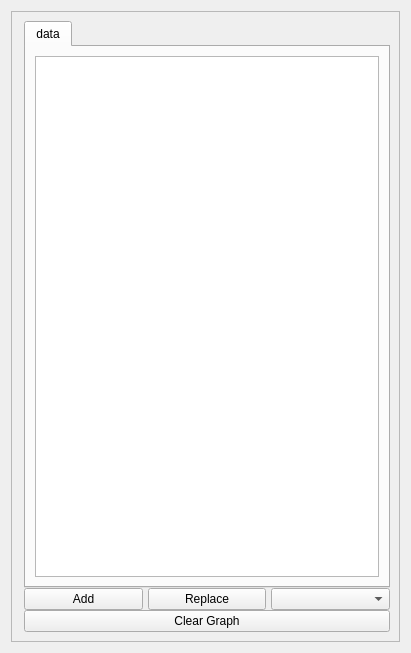
This is mdaviz/resources/select_fields_table_view.ui in BCDA-APS/mdaviz as Qt 5 draws it before an edit. The edited form follows.
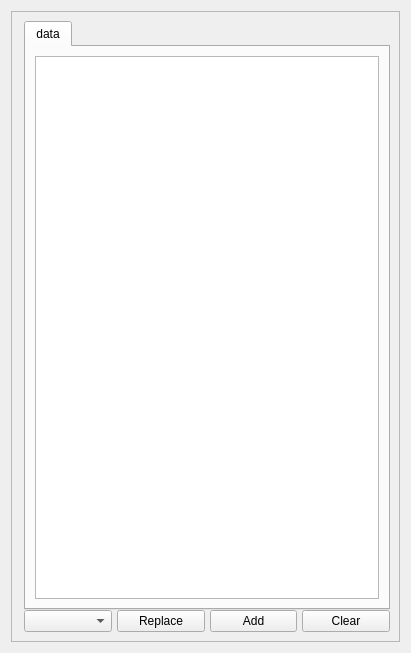
This is the edited form.

Commit message: ENH #69  adjust button position

```diff
--- a/mdaviz/resources/select_fields_table_view.ui
+++ b/mdaviz/resources/select_fields_table_view.ui
@@ -80,27 +80,24 @@
           <property name="verticalSpacing">
            <number>0</number>
           </property>
-          <item row="0" column="1">
+          <item row="0" column="2">
            <widget class="QPushButton" name="replaceButton">
             <property name="text">
              <string>Replace</string>
             </property>
            </widget>
           </item>
-          <item row="0" column="0">
+          <item row="0" column="3">
            <widget class="QPushButton" name="addButton">
             <property name="text">
              <string>Add</string>
             </property>
            </widget>
           </item>
-          <item row="0" column="2">
+          <item row="0" column="1">
            <widget class="QComboBox" name="autoBox"/>
           </item>
-         </layout>
-        </widget>
-       </item>
-       <item>
+          <item row="0" column="4">
         <widget class="QPushButton" name="clearButton">
          <property name="sizePolicy">
           <sizepolicy hsizetype="Minimum" vsizetype="Fixed">
@@ -109,8 +106,11 @@
           </sizepolicy>
          </property>
          <property name="text">
-          <string>Clear Graph</string>
-         </property>
+             <string>Clear</string>
+            </property>
+           </widget>
+          </item>
+         </layout>
         </widget>
        </item>
       </layout>
```
Lines whose indentation alone changed are shown as unchanged. The commit also changes 1 other file.
